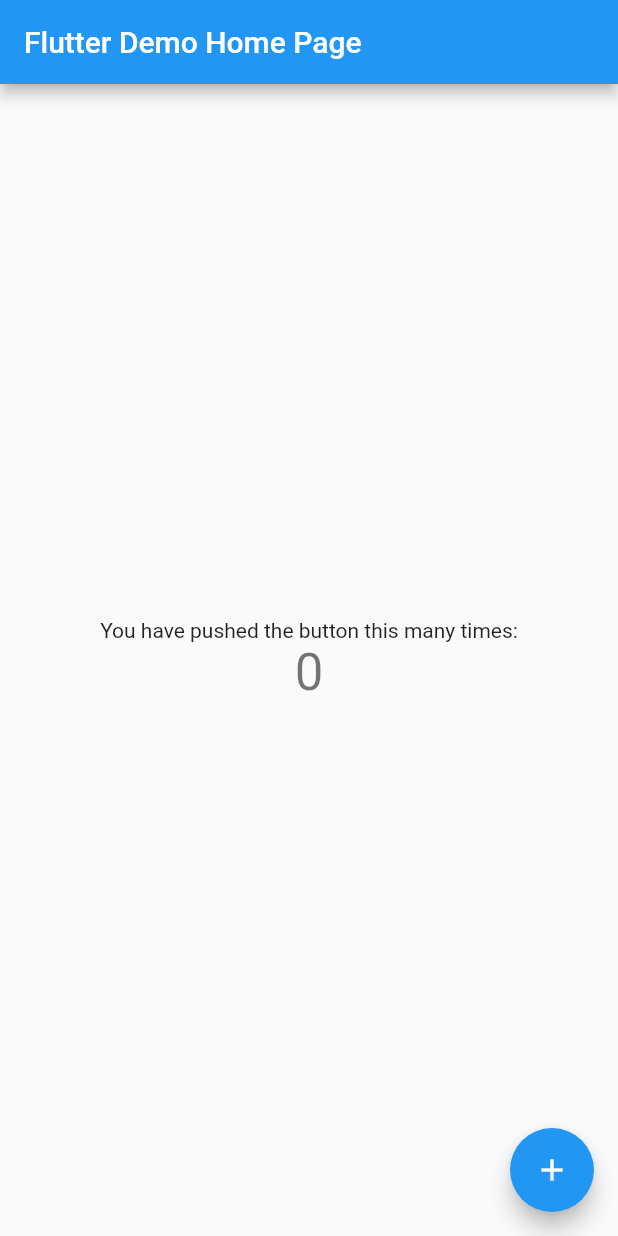
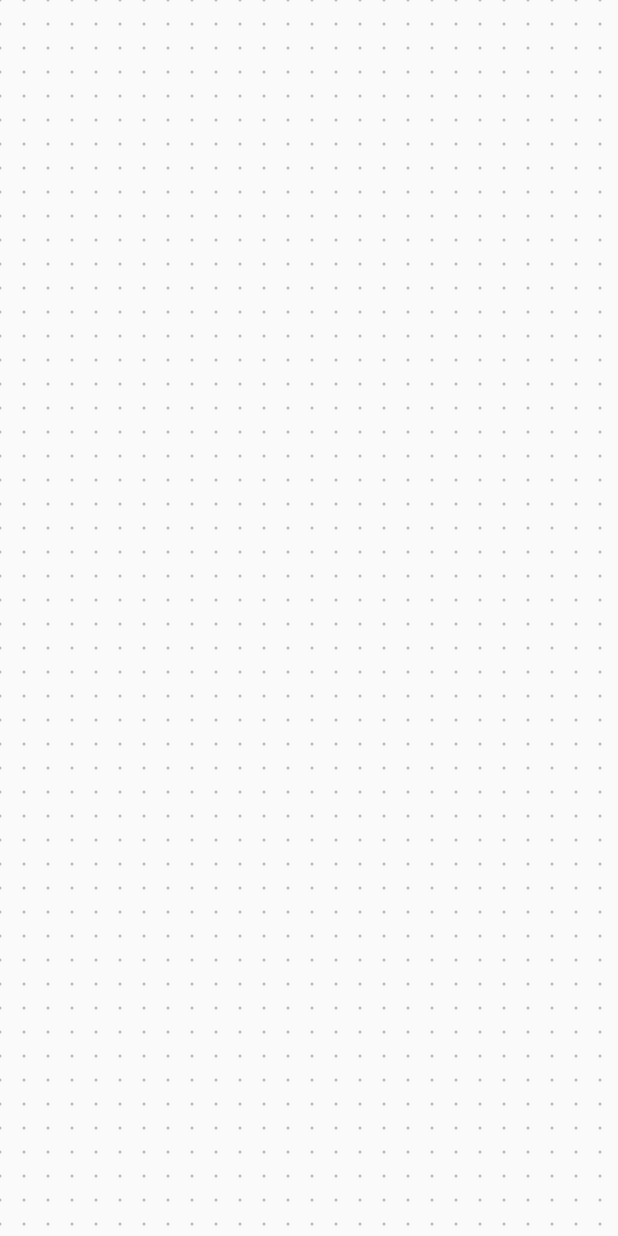
Before and after one commit to Goqrow3/Goqrow3, a Flutter app: the screen it shows after launch, on a phone screen of 412 x 824 dp. Run offline on Flutter 3.47's test engine with Material 2 defaults, Android fonts, the phone set to English and light mode, and no system bars; our stand-ins replace flutter_hooks, hooks_riverpod.

Commit message:
💄 dot dot

```diff
--- a/lib/main.dart
+++ b/lib/main.dart
@@ -1,115 +1,7 @@
 import 'package:flutter/material.dart';
 
+import 'src/app.dart';
+
 void main() {
-  runApp(const MyApp());
+  runApp(const App());
 }
-
-class MyApp extends StatelessWidget {
-  const MyApp({super.key});
-
-  // This widget is the root of your application.
-  @override
-  Widget build(BuildContext context) {
-    return MaterialApp(
-      title: 'Flutter Demo',
-      theme: ThemeData(
-        // This is the theme of your application.
-        //
-        // Try running your application with "flutter run". You'll see the
-        // application has a blue toolbar. Then, without quitting the app, try
-        // changing the primarySwatch below to Colors.green and then invoke
-        // "hot reload" (press "r" in the console where you ran "flutter run",
-        // or simply save your changes to "hot reload" in a Flutter IDE).
-        // Notice that the counter didn't reset back to zero; the application
-        // is not restarted.
-        primarySwatch: Colors.blue,
-      ),
-      home: const MyHomePage(title: 'Flutter Demo Home Page'),
-    );
-  }
-}
-
-class MyHomePage extends StatefulWidget {
-  const MyHomePage({super.key, required this.title});
-
-  // This widget is the home page of your application. It is stateful, meaning
-  // that it has a State object (defined below) that contains fields that affect
-  // how it looks.
-
-  // This class is the configuration for the state. It holds the values (in this
-  // case the title) provided by the parent (in this case the App widget) and
-  // used by the build method of the State. Fields in a Widget subclass are
-  // always marked "final".
-
-  final String title;
-
-  @override
-  State<MyHomePage> createState() => _MyHomePageState();
-}
-
-class _MyHomePageState extends State<MyHomePage> {
-  int _counter = 0;
-
-  void _incrementCounter() {
-    setState(() {
-      // This call to setState tells the Flutter framework that something has
-      // changed in this State, which causes it to rerun the build method below
-      // so that the display can reflect the updated values. If we changed
-      // _counter without calling setState(), then the build method would not be
-      // called again, and so nothing would appear to happen.
-      _counter++;
-    });
-  }
-
-  @override
-  Widget build(BuildContext context) {
-    // This method is rerun every time setState is called, for instance as done
-    // by the _incrementCounter method above.
-    //
-    // The Flutter framework has been optimized to make rerunning build methods
-    // fast, so that you can just rebuild anything that needs updating rather
-    // than having to individually change instances of widgets.
-    return Scaffold(
-      appBar: AppBar(
-        // Here we take the value from the MyHomePage object that was created by
-        // the App.build method, and use it to set our appbar title.
-        title: Text(widget.title),
-      ),
-      body: Center(
-        // Center is a layout widget. It takes a single child and positions it
-        // in the middle of the parent.
-        child: Column(
-          // Column is also a layout widget. It takes a list of children and
-          // arranges them vertically. By default, it sizes itself to fit its
-          // children horizontally, and tries to be as tall as its parent.
-          //
-          // Invoke "debug painting" (press "p" in the console, choose the
-          // "Toggle Debug Paint" action from the Flutter Inspector in Android
-          // Studio, or the "Toggle Debug Paint" command in Visual Studio Code)
-          // to see the wireframe for each widget.
-          //
-          // Column has various properties to control how it sizes itself and
-          // how it positions its children. Here we use mainAxisAlignment to
-          // center the children vertically; the main axis here is the vertical
-          // axis because Columns are vertical (the cross axis would be
-          // horizontal).
-          mainAxisAlignment: MainAxisAlignment.center,
-          children: <Widget>[
-            const Text(
-              'You have pushed the button this many times:',
-            ),
-            Text(
-              '$_counter',
-              style: Theme.of(context).textTheme.headline4,
-            ),
-          ],
-        ),
-      ),
-      floatingActionButton: FloatingActionButton(
-        onPressed: _incrementCounter,
-        tooltip: 'Increment',
-        child: const Icon(Icons.add),
-      ), // This trailing comma makes auto-formatting nicer for build methods.
-    );
-  }
-}
--- /dev/null
+++ b/lib/src/app.dart
@@ -0,0 +1,17 @@
+import 'package:flutter/material.dart';
+import 'package:goqrow3/src/widget/blueprint_widget.dart';
+
+class App extends StatelessWidget {
+  const App({super.key});
+
+  @override
+  Widget build(BuildContext context) {
+    return MaterialApp(
+      title: 'Goqrow3',
+      theme: ThemeData(
+        primarySwatch: Colors.blue,
+      ),
+      home: const BlueprintWidget(),
+    );
+  }
+}
--- /dev/null
+++ b/lib/src/widget/blueprint_widget.dart
@@ -0,0 +1,42 @@
+import 'package:flutter/material.dart';
+import 'package:flutter_hooks/flutter_hooks.dart';
+
+class BlueprintWidget extends HookWidget {
+  const BlueprintWidget({super.key});
+
+  @override
+  Widget build(BuildContext context) {
+    return Scaffold(
+      body: GestureDetector(
+        // onHorizontalDragUpdate: print,
+        // onVerticalDragUpdate: print,
+        child: CustomPaint(
+          size: Size.infinite,
+          painter: _BlueprintPainter(),
+        ),
+      ),
+    );
+  }
+}
+
+class _BlueprintPainter extends CustomPainter {
+  //final _paintDotCenter = Paint()..color = Colors.black45;
+  final _paintDot = Paint()..color = Colors.black26;
+  static const _gap = 16.0;
+
+  @override
+  void paint(Canvas canvas, Size size) {
+    final xNum = (size.width / _gap).round();
+    final yNum = (size.height / _gap).round();
+    for (var x = -1; x <= xNum; x++) {
+      for (var y = -1; y < yNum; y++) {
+        final pos = Offset(_gap * x, _gap * y);
+
+        canvas.drawCircle(pos, 1, _paintDot);
+      }
+    }
+  }
+
+  @override
+  bool shouldRepaint(covariant CustomPainter oldDelegate) => true;
+}
```
Also changed, not shown: lib/src/widget/node/_node.dart (added, +10 -0 lines), pubspec.yaml (+5 -17 lines), lib/src/widget/node/comment_node.dart (added), pubspec.lock, 1 other file.
